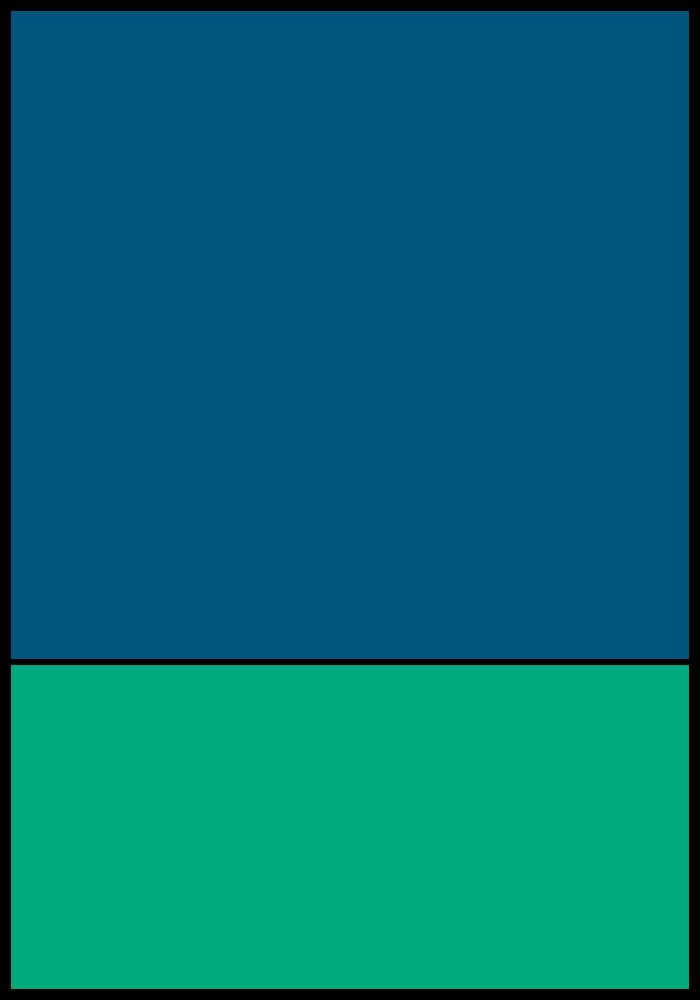
The window that UI/Wnd/MainDlg.ui (lichengfxf/my-mirror) describes before a commit, drawn with Qt 5.
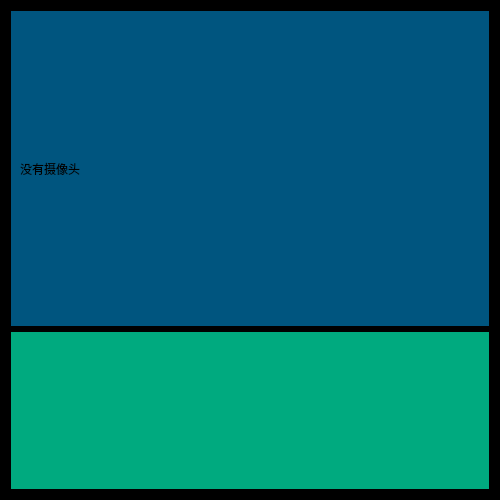
The same window after the commit.

Commit message: 在qt中显示cv2读取的摄像头数据

Diff of the .ui file:
```diff
--- a/UI/Wnd/MainDlg.ui
+++ b/UI/Wnd/MainDlg.ui
@@ -6,8 +6,8 @@
    <rect>
     <x>0</x>
     <y>0</y>
-    <width>700</width>
-    <height>1000</height>
+    <width>500</width>
+    <height>500</height>
    </rect>
   </property>
   <property name="windowTitle">
@@ -22,6 +22,15 @@
      <property name="styleSheet">
       <string notr="true">background-color: rgb(0, 85, 127);</string>
      </property>
+     <layout class="QVBoxLayout" name="verticalLayout_2">
+      <item>
+       <widget class="QLabel" name="VideoShow">
+        <property name="text">
+         <string>没有摄像头</string>
+        </property>
+       </widget>
+      </item>
+     </layout>
     </widget>
    </item>
    <item>
```
Left out of the diff: 4 changed lines with no effect on the pictures. The commit also changes 11 other files.
